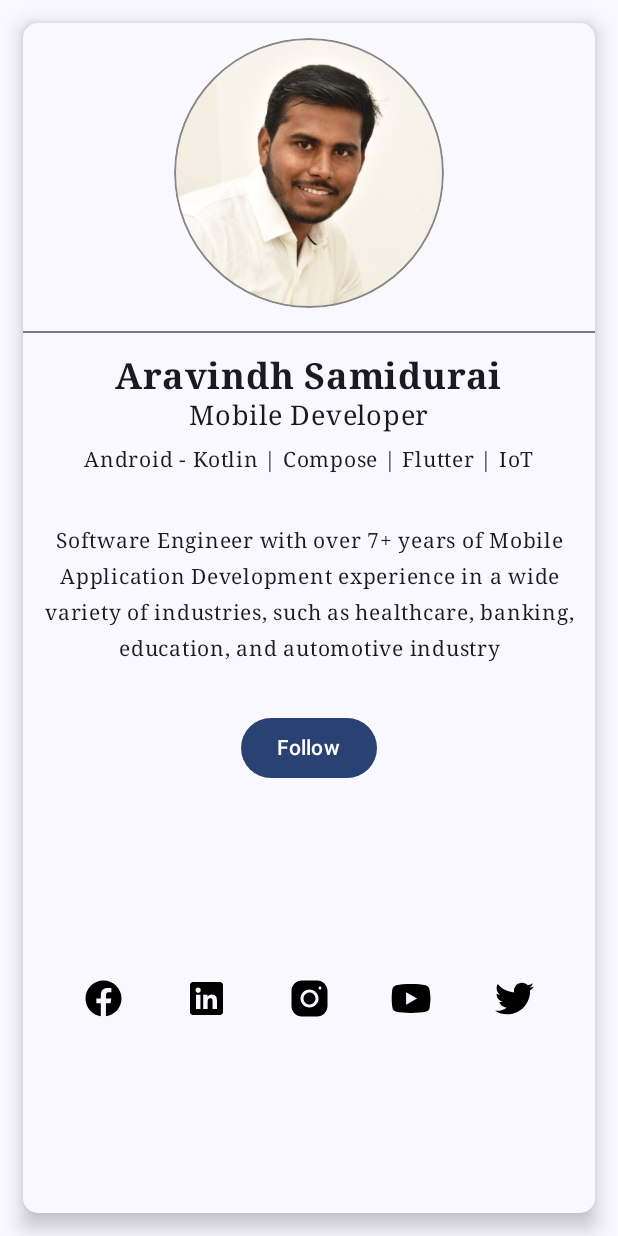
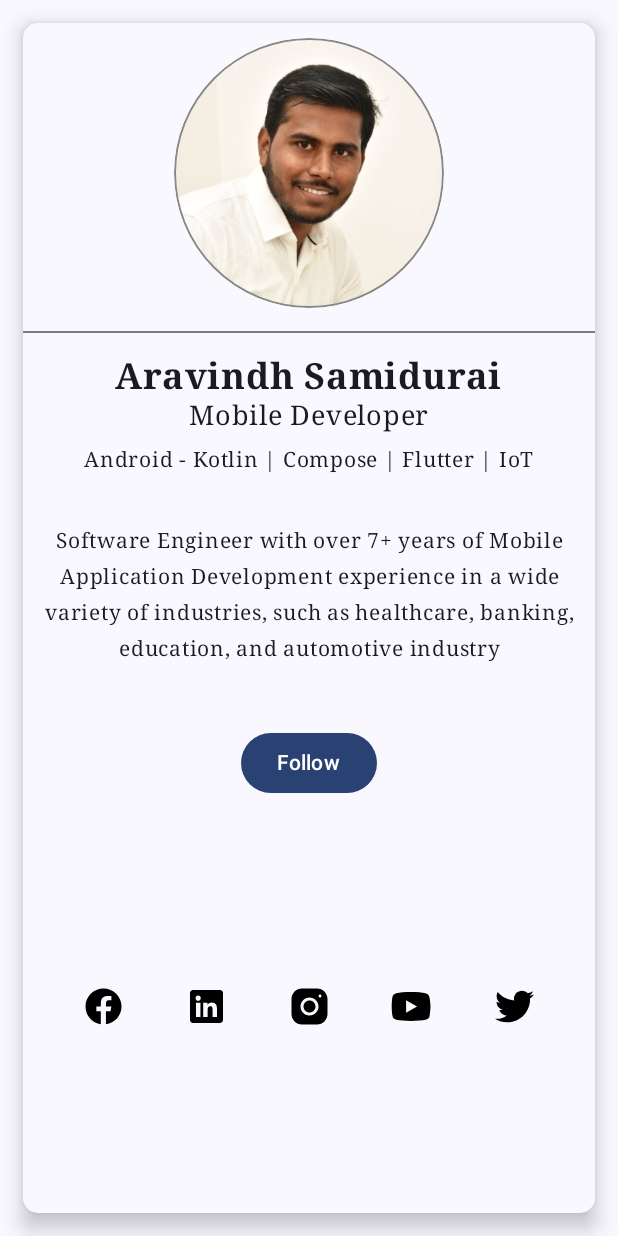
Before and after one commit to Aravindh1505/jetpack-compose-learning, an Android app built with Jetpack Compose: the screen it shows after launch (MainActivity), on a phone screen of 412 x 824 dp. Run offline under Robolectric (Android 15) with nearby library versions, the phone set to English and light mode, and no system bars.

Commit message:
Tab bar notch color updated based on light and dark mode

```diff
--- a/app/src/main/java/com/aravindh/composelearning/Profile.kt
+++ b/app/src/main/java/com/aravindh/composelearning/Profile.kt
@@ -139,8 +139,10 @@ fun SocialMedia() {
 
 @Composable
 fun Portfolio() {
-    CustomSpacer(height = 20.dp)
-    Button(onClick = { }) {
+    CustomSpacer(height = 30.dp)
+    Button(onClick = {
+
+    }) {
         Text(text = "Follow")
     }
 }
--- a/app/src/main/java/com/aravindh/composelearning/ui/theme/Theme.kt
+++ b/app/src/main/java/com/aravindh/composelearning/ui/theme/Theme.kt
@@ -57,8 +57,9 @@ fun ComposeLearningTheme(
     if (!view.isInEditMode) {
         SideEffect {
             val window = (view.context as Activity).window
-            window.statusBarColor = colorScheme.primary.toArgb()
-            WindowCompat.getInsetsController(window, view).isAppearanceLightStatusBars = darkTheme
+            window.statusBarColor = colorScheme.background.toArgb()
+            val wic = WindowCompat.getInsetsController(window, view)
+            wic.isAppearanceLightStatusBars = !darkTheme
         }
     }
 
```
